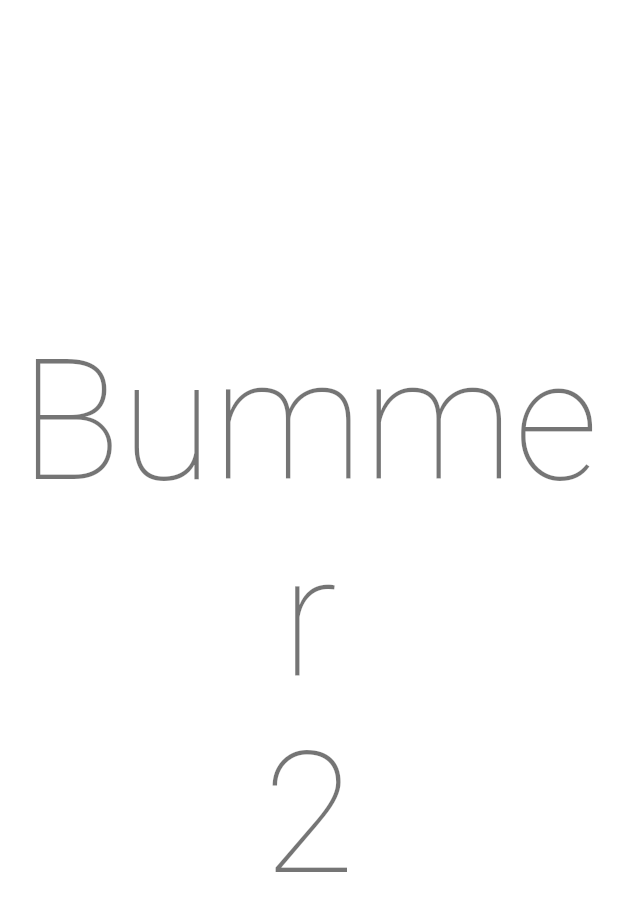
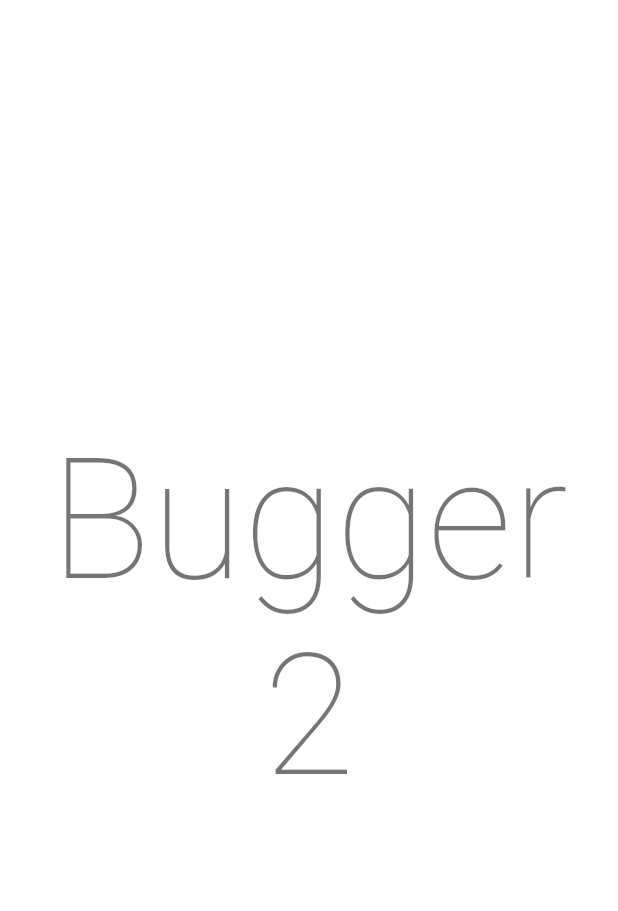
Before and after one commit to fstof/bugman, a Flutter app: the DieWidget screen opened directly, on a phone screen of 412 x 824 dp. Shown: the top 911 px of the screen. Run offline on Flutter 3.47's test engine with Material 2 defaults, Android fonts, the phone set to English and light mode, and no system bars; our stand-ins replace audioplayers, bloc, equatable, flutter_bloc, google_fonts; missing offline and left inert: bonfire, flame_audio; Roboto replaces fonts that are missing (Fascinate).

Commit message:
Changed bummer to bugger.

```diff
--- a/lib/src/ui/die_widget.dart
+++ b/lib/src/ui/die_widget.dart
@@ -38,7 +38,7 @@ class _DieWidgetState extends State<DieWidget> {
           mainAxisAlignment: MainAxisAlignment.spaceEvenly,
           children: [
             Text(
-              'Bummer\n$timeLeft',
+              'Bugger\n$timeLeft',
               textAlign: TextAlign.center,
               style: Theme.of(context).textTheme.headline1,
             ),
```
